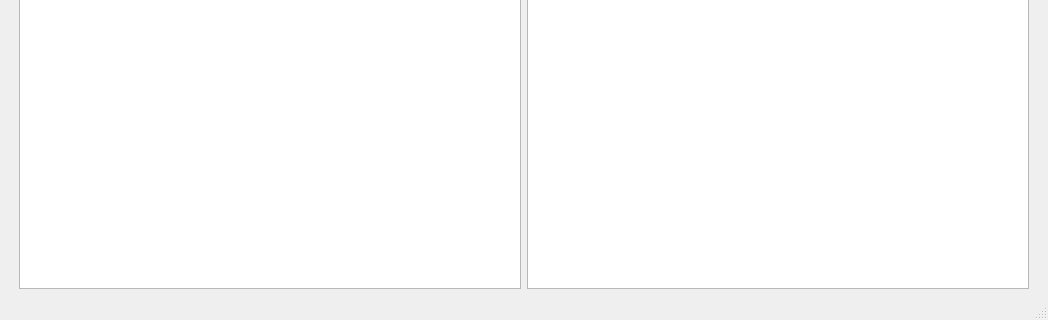
This is resultviewer.ui in EmanueleGiannuzzi/DCT2_GUI as Qt 5 draws it before an edit; both pictures show x 0 to 1048 and y 240 to 560 of the 1048 by 560 pixel window. The edited form follows.
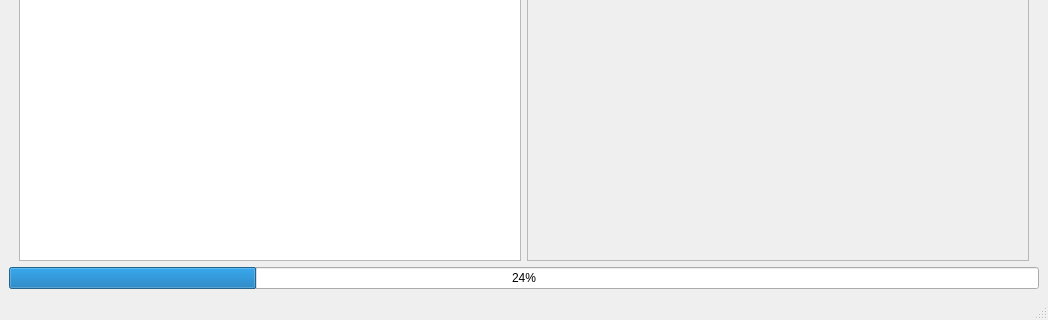
This is the edited form.

What changed in the file:
```diff
--- a/resultviewer.ui
+++ b/resultviewer.ui
@@ -24,13 +24,37 @@
        <number>10</number>
       </property>
       <item>
-       <widget class="QGraphicsView" name="beforeGraphicsView"/>
+       <widget class="QGraphicsView" name="beforeGraphicsView">
+        <property name="sizePolicy">
+         <sizepolicy hsizetype="Ignored" vsizetype="Expanding">
+          <horstretch>0</horstretch>
+          <verstretch>0</verstretch>
+         </sizepolicy>
+        </property>
+       </widget>
       </item>
       <item>
-       <widget class="QGraphicsView" name="afterGraphicsView"/>
+       <widget class="QGraphicsView" name="afterGraphicsView">
+        <property name="enabled">
+         <bool>false</bool>
+        </property>
+        <property name="sizePolicy">
+         <sizepolicy hsizetype="Ignored" vsizetype="Expanding">
+          <horstretch>0</horstretch>
+          <verstretch>0</verstretch>
+         </sizepolicy>
+        </property>
+       </widget>
       </item>
      </layout>
     </item>
+    <item>
+     <widget class="QProgressBar" name="progressBar">
+      <property name="value">
+       <number>24</number>
+      </property>
+     </widget>
+    </item>
    </layout>
   </widget>
   <widget class="QMenuBar" name="menubar">
```
